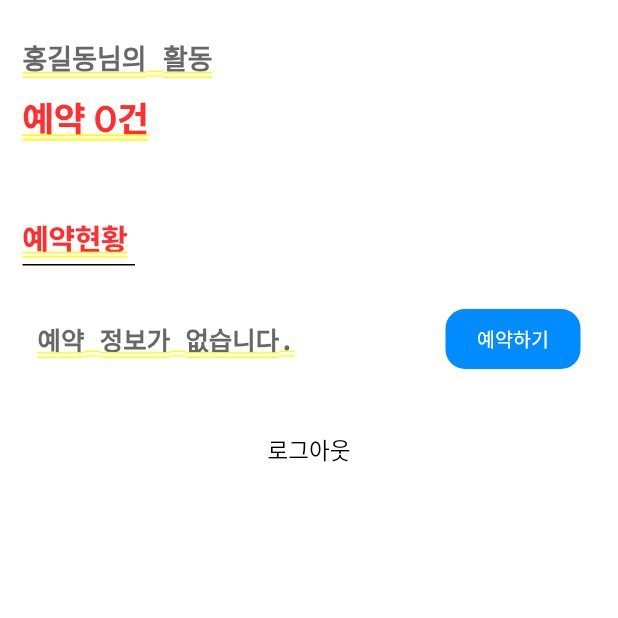
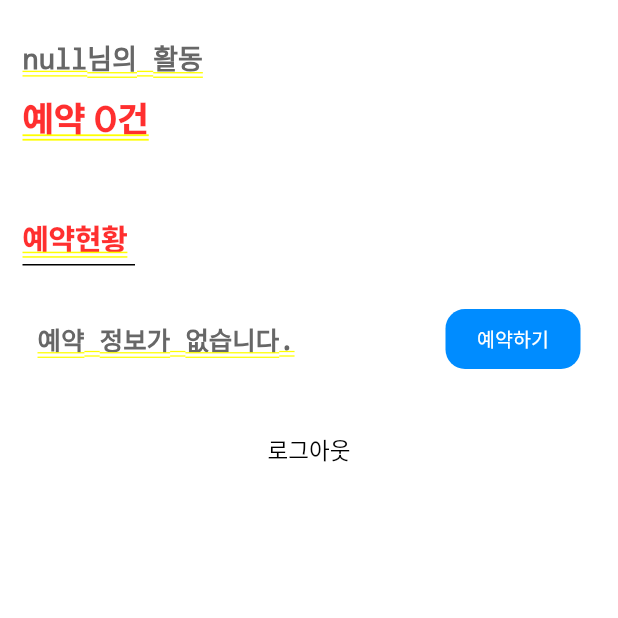
Before and after one commit to eilsamo600/AI-Gong, a Flutter app: the MyInfoViewPage screen opened by its route, on a phone screen of 412 x 824 dp, the top half of it. Run offline on Flutter 3.47's test engine with Material 2 defaults, Android fonts, the phone set to English and light mode, and no system bars; our stand-ins replace dio, flutter_secure_storage, get, logger, pretty_dio_logger; missing offline and left inert: dart:html; accounts and stored records are empty; network calls fail; Roboto replaces fonts that are missing (NotoSansKR); statements that could not run were skipped.

Commit message:
update 소셜 로그인

```diff
--- a/frontend/ai_gong/lib/pages/dev_route/view/route_view_page.dart
+++ b/frontend/ai_gong/lib/pages/dev_route/view/route_view_page.dart
@@ -48,11 +48,11 @@ class RouteViewPage extends StatelessWidget {
               ElevatedButton(
                   onPressed: () async {
                     var storage = const FlutterSecureStorage();
-                    UserService.instance.setAuth(
+                    await UserService.instance.setAuth(
                         access:
-                            'eyJhbGciOiJIUzUxMiIsInR5cCI6IkpXVCJ9.eyJzdWIiOiJBY2Nlc3NUb2tlbiIsImV4cCI6MTY4NDQ5MDY3OSwiZW1haWwiOiJqa2c3MTcwQGdhY2hvbi5hYy5rciJ9.9RMlSVItfIKKUxzjUck_Rvg2OzMf38WKhgqXzyimpzx9Jz4t3Cq32HGWv4SdXvXT39Kf7k1jbPsF_EhFU5VNEQ',
+                            'eyJhbGciOiJIUzUxMiIsInR5cCI6IkpXVCJ9.eyJzdWIiOiJBY2Nlc3NUb2tlbiIsImV4cCI6MTY4NDU2NjcyOSwiZW1haWwiOiJqa2c3MTcwQGdhY2hvbi5hYy5rciJ9.THgL9mGsdpMYqOOCgJNFffwU7N_JQCvHyzaazd1ntXIkcEwUgz2AWWj7YpIRn7icnAdXPV6PUY0EiAq6tLXo2A',
                         refresh:
-                            'eyJhbGciOiJIUzUxMiIsInR5cCI6IkpXVCJ9.eyJzdWIiOiJSZWZyZXNoVG9rZW4iLCJleHAiOjE2ODU2MjcwMjF9.3B9cGlZxTZ4iaGaHn4WRYGYIkDBJNdnmL-cgkEGan8f4mMhZEIHM_xxks4qrnZ6tu8MbgQ5HQjjU6oGhHmcjkQ');
+                            'eyJhbGciOiJIUzUxMiIsInR5cCI6IkpXVCJ9.eyJzdWIiOiJSZWZyZXNoVG9rZW4iLCJleHAiOjE2ODU3NzI3Mjl9.YNIqy5A8_pWpW5tcB8NSuOzrnuSdLDMuyytpoIGoYaHg4u-6CaouJZClc5esB-9gkejP7O_I0QVmRAbwtxAowQ');
                     var data = await storage.readAll();
                     print(data);
                   },
--- a/frontend/ai_gong/lib/pages/my_info/view/my_info_view_page.dart
+++ b/frontend/ai_gong/lib/pages/my_info/view/my_info_view_page.dart
@@ -13,7 +13,7 @@ class MyInfoViewPage extends StatelessWidget {
   @override
   Widget build(BuildContext context) {
     final controller = MyInfoViewController.instance;
-
+    final userService = UserService.instance;
     return SizedBox(
       width: Common.getWidth,
       child: SingleChildScrollView(
@@ -29,10 +29,10 @@ class MyInfoViewPage extends StatelessWidget {
                       () => Column(
                         crossAxisAlignment: CrossAxisAlignment.start,
                         children: [
-                          const Text(
-                            "홍길동님의 활동",
+                          Text(
+                            "${userService.user.value.nickname}님의 활동",
                             //textAlign: TextAlign.center,
-                            style: TextStyle(fontSize: 18, color: Color.fromRGBO(103, 103, 103, 1)),
+                            style: const TextStyle(fontSize: 18, color: Color.fromRGBO(103, 103, 103, 1)),
                           ),
                           const SizedBox(height: 12),
                           Row(
--- a/frontend/ai_gong/lib/restAPI/models/User.dart
+++ b/frontend/ai_gong/lib/restAPI/models/User.dart
@@ -1,17 +1,20 @@
 class User {
   String? nickname;
   String? email;
+  String? imageUrl;
 
-  User({this.email, this.nickname});
+  User({this.email, this.nickname, this.imageUrl});
 
   User.fromJson(Map<String, dynamic> json) {
     email = json['email'];
     nickname = json['nickname'];
+    imageUrl = json['imageUrl'];
   }
   Map<String, dynamic> toJson() {
     final Map<String, dynamic> data = <String, dynamic>{};
     data['email'] = email;
     data['nickname'] = nickname;
+    data['imageUrl'] = imageUrl;
 
     return data;
   }
```
Also changed, not shown: frontend/ai_gong/lib/Service/user_service.dart (+10 -0 lines), frontend/ai_gong/lib/restAPI/api_service.dart (+55 -74 lines), frontend/ai_gong/lib/restAPI/response/get_user.response.dart (added, +11 -0 lines).
